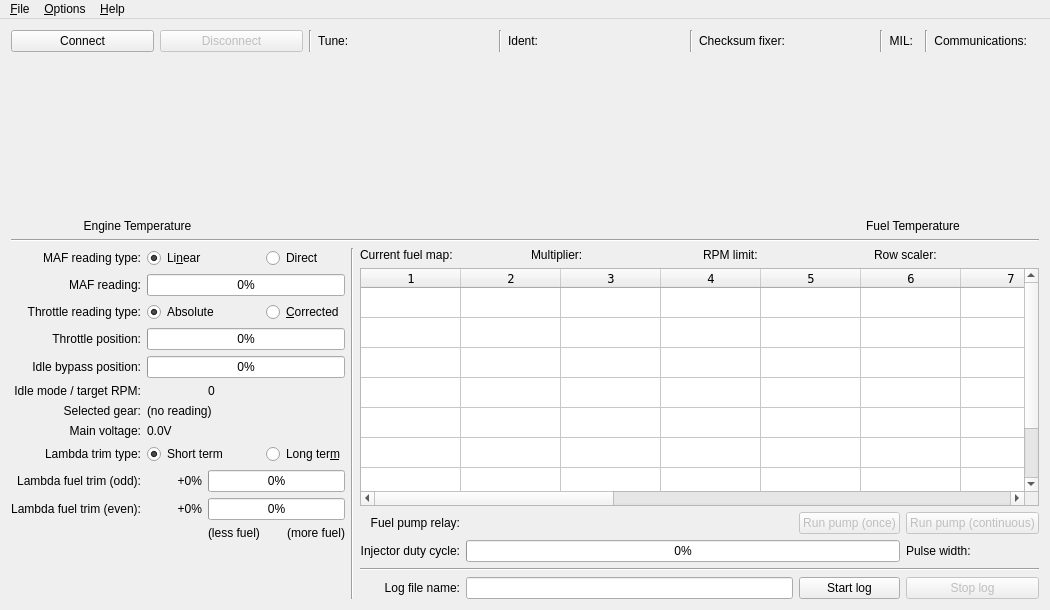
First picture: the form in mainwindow.ui, repository colinbourassa/rovergauge, before the edit.
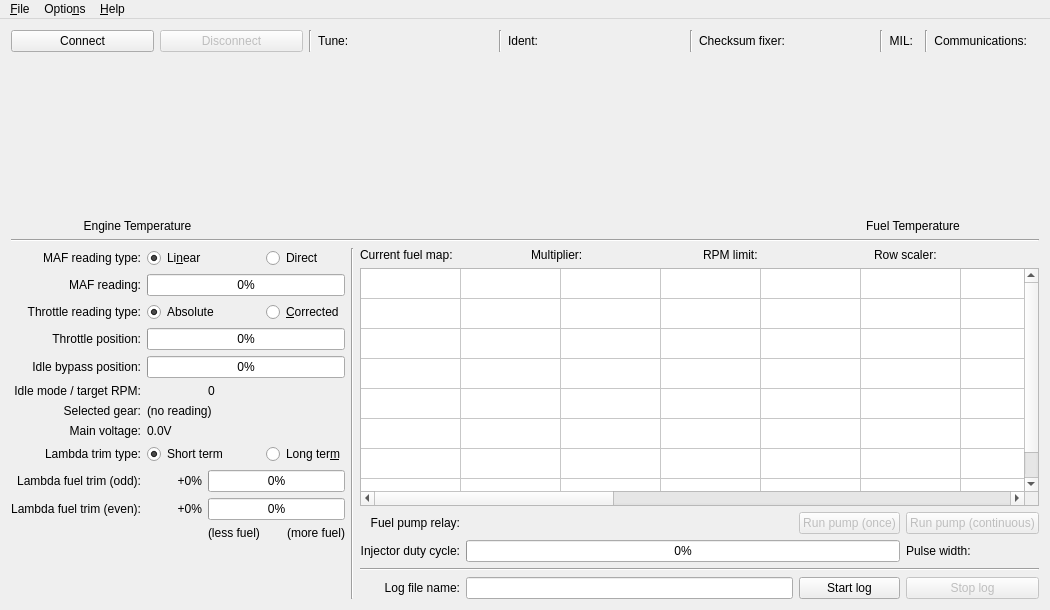
Second picture: the form after the edit. Custom widgets are drawn as their Qt base class.

What changed in the file:
```diff
--- a/mainwindow.ui
+++ b/mainwindow.ui
@@ -567,7 +567,7 @@
              <number>16</number>
             </property>
             <attribute name="horizontalHeaderVisible">
-             <bool>true</bool>
+             <bool>false</bool>
             </attribute>
             <attribute name="verticalHeaderVisible">
              <bool>false</bool>
@@ -705,7 +705,7 @@
      <x>0</x>
      <y>0</y>
      <width>1050</width>
-     <height>20</height>
+     <height>19</height>
     </rect>
    </property>
    <widget class="QMenu" name="m_fileMenu">
@@ -718,7 +718,7 @@
    </widget>
    <widget class="QMenu" name="m_optionsMenu">
     <property name="title">
-     <string>&amp;Options</string>
+     <string>Optio&amp;ns</string>
     </property>
     <addaction name="m_showFaultCodesAction"/>
     <addaction name="m_idleAirControlAction"/>
```
Left out of the diff: 8 changed lines with no effect on the pictures.
